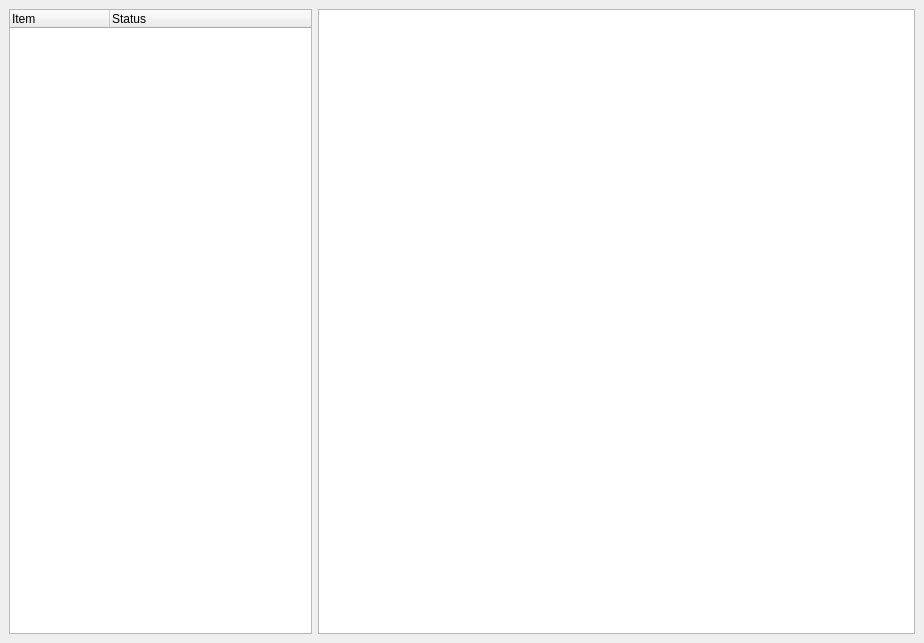
This is ui/DataCheckWindow.ui in vyakhorev/SimpleBusiness as Qt 5 draws it before an edit. The edited form follows.
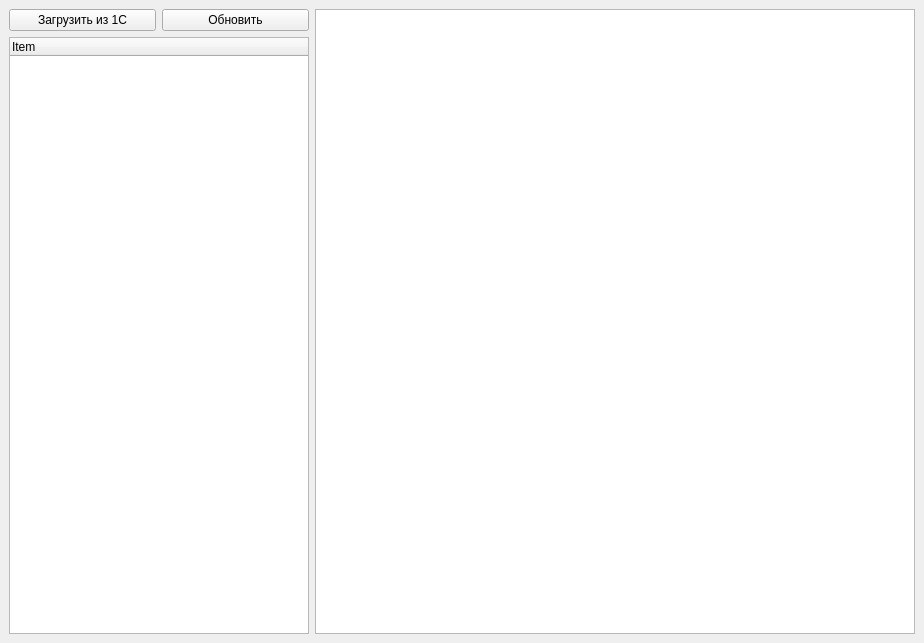
This is the edited form.

Commit message: Data check window added

```diff
--- a/ui/DataCheckWindow.ui
+++ b/ui/DataCheckWindow.ui
@@ -25,12 +25,42 @@
   <widget class="QWidget" name="centralwidget">
    <layout class="QHBoxLayout" name="horizontalLayout_16">
     <item>
-     <layout class="QHBoxLayout" name="horizontalLayout_17">
+     <layout class="QVBoxLayout" name="verticalLayout">
+      <item>
+       <layout class="QHBoxLayout" name="horizontalLayout">
+        <item>
+         <widget class="QPushButton" name="pushButton_LoadFrom1C">
+          <property name="maximumSize">
+           <size>
+            <width>150</width>
+            <height>16777215</height>
+           </size>
+          </property>
+          <property name="text">
+           <string>Загрузить из 1С</string>
+          </property>
+         </widget>
+        </item>
+        <item>
+         <widget class="QPushButton" name="pushButton_Refresh">
+          <property name="maximumSize">
+           <size>
+            <width>150</width>
+            <height>16777215</height>
+           </size>
+          </property>
+          <property name="text">
+           <string>Обновить</string>
+          </property>
+         </widget>
+        </item>
+       </layout>
+      </item>
       <item>
        <widget class="QTreeWidget" name="treeWidget_InitialData">
         <property name="maximumSize">
          <size>
-          <width>303</width>
+          <width>300</width>
           <height>16777215</height>
          </size>
         </property>
@@ -39,18 +69,13 @@
           <string>Item</string>
          </property>
         </column>
-        <column>
-         <property name="text">
-          <string>Status</string>
-         </property>
-        </column>
        </widget>
       </item>
-      <item>
-       <widget class="QTextBrowser" name="textBrowser_InitialData"/>
-      </item>
      </layout>
     </item>
+    <item>
+     <widget class="QTextBrowser" name="textBrowser_InitialData"/>
+    </item>
    </layout>
   </widget>
   <action name="action_Run_Simulate">
```
Left out of the diff: 6 changed lines with no effect on the pictures. The commit also changes 5 other files.
